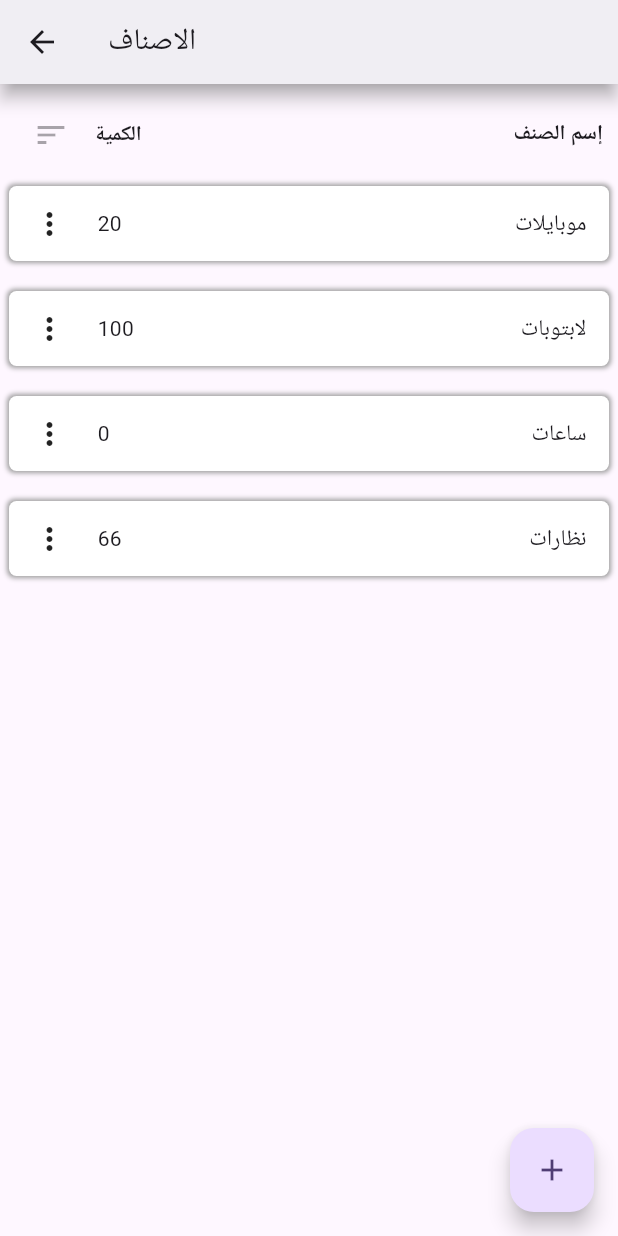
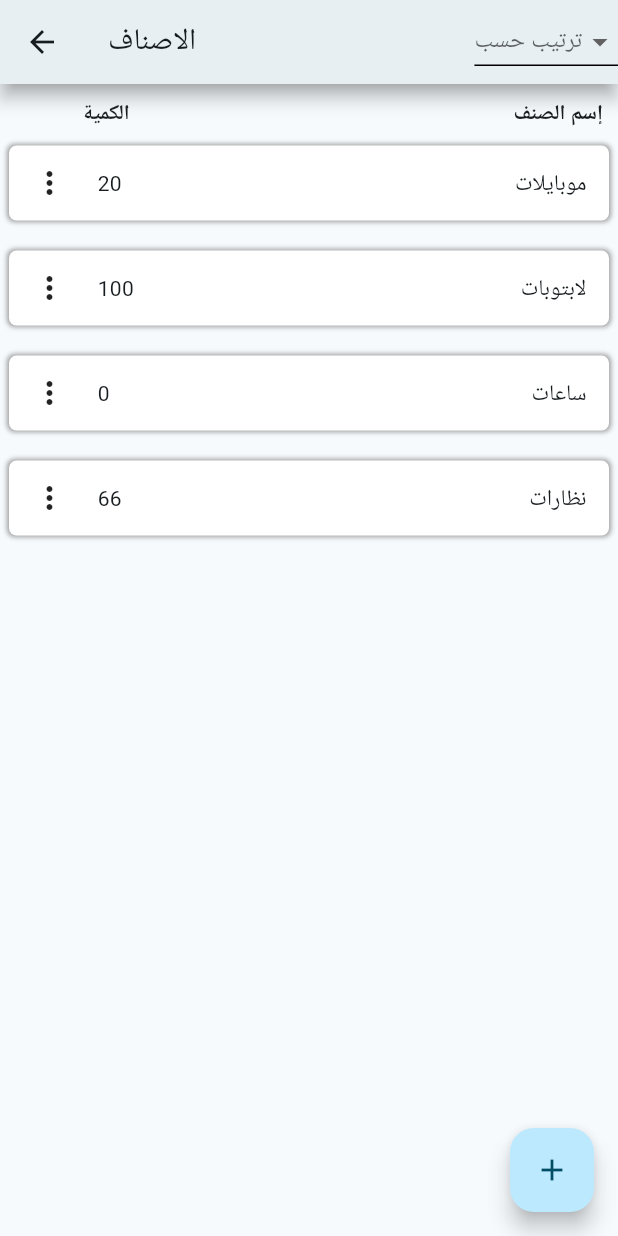
Before and after one commit to AbodeTahan/Store-Management, a Flutter app: the screen it shows after launch, after a tap on "الأصناف", on a phone screen of 412 x 824 dp. Run offline on Flutter 3.47's test engine with Material 3 defaults, Android fonts, the phone set to English and light mode, and no system bars; Roboto replaces fonts that are missing (fonts/Raleway-MediumItalic.ttf).

Commit message:
Categories interface and adding a category

```diff
--- a/lib/Screen/adminScreen.dart
+++ b/lib/Screen/adminScreen.dart
@@ -17,8 +17,9 @@ class _AdminScreenState extends State<AdminScreen> {
     return Scaffold(
       drawer: const Drawer(),
       appBar: AppBar(
-        backgroundColor: Colors.white12,
-        elevation: 0,
+        backgroundColor: Colors.white,
+        shadowColor: Colors.grey,
+        elevation: 5,
         actions: [
           IconButton(
             icon: const Icon(Icons.settings),
--- a/lib/Screen/category.dart
+++ b/lib/Screen/category.dart
@@ -24,6 +24,30 @@ class _CategoryState extends State<Category> {
           style: TextStyle(
               fontSize: 20, fontFamily: 'fonts/Raleway-MediumItalic.ttf'),
         ),
+        actions: [
+          DropdownButton(
+            underline: Container(
+              height: 1,
+              color: Colors.black,
+            ),
+            hint: const Text("ترتيب حسب"),
+            items: [
+              "الاسم",
+              "الكمية",
+            ]
+                .map((e) => DropdownMenuItem(
+              value: e,
+              child: Text("$e"),
+            ))
+                .toList(),
+            onChanged: (val) {
+              setState(() {
+                selectedTypeReport = val!;
+              });
+            },
+            value: selectedTypeReport,
+          ),
+        ],
       ),
       floatingActionButton: FloatingActionButton(
         onPressed: () {
@@ -90,18 +114,14 @@ class _CategoryState extends State<Category> {
               child: const Row(
                 mainAxisAlignment: MainAxisAlignment.spaceBetween,
                 children: [
-                  Row(
-                    children: [
                       Padding(
-                          padding: EdgeInsets.only(right: 5),
-                          child: IconButton(
-                              onPressed: null, icon: Icon(Icons.sort))),
-                      Text(
-                        "الكمية",
-                        style: TextStyle(fontWeight: FontWeight.bold),
+                        padding: EdgeInsets.only(left: 45),
+                        child: Text(
+                          "الكمية",
+                          style: TextStyle(fontWeight: FontWeight.bold),
+                        ),
                       ),
-                    ],
-                  ),
+
                   Text(
                     "إسم الصنف",
                     style: TextStyle(fontWeight: FontWeight.bold),
--- a/lib/Screen/product.dart
+++ b/lib/Screen/product.dart
@@ -17,6 +17,7 @@ class _ProductState extends State<Product> {
         title: const Text("المنتجات"),
       ),
       body: Container(
+
         child: ListView(
           children: [
             Container(
@@ -66,8 +67,3 @@ class _ProductState extends State<Product> {
     );
   }
 }
-
-// CircleAvatar(
-// child: Text("Hi"),
-// radius: 15,
-// ),
--- a/lib/Widget/Wid_Sales.dart
+++ b/lib/Widget/Wid_Sales.dart
@@ -12,7 +12,7 @@ class SalesWidget extends StatelessWidget {
         children: [
           Container(
             alignment: Alignment.center,
-            height: 150,
+            height: 100,
             decoration: BoxDecoration(
                 color: const Color(0xffeec407),
                 borderRadius: BorderRadius.circular(20)),
--- a/lib/main.dart
+++ b/lib/main.dart
@@ -31,7 +31,7 @@ class MyApp extends StatelessWidget {
         //
         // This works for code too, not just values: Most code changes can be
         // tested with just a hot reload.
-        colorScheme: ColorScheme.fromSeed(seedColor: Colors.deepPurple),
+        colorScheme: ColorScheme.fromSeed(seedColor: Colors.blueGrey),
         useMaterial3: true,
       ),
       home:  AdminScreen(),
```
